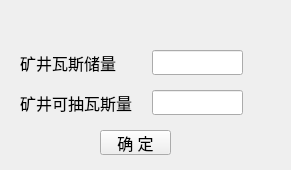
wyrover/cbm, file python/cbm/uifiles/mine_gas_reserves_predict_dlg.ui: the form before one commit.
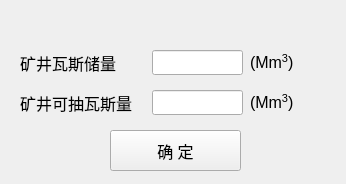
The form after the commit. Icons and pictures are not drawn.

Diff of the .ui file:
```diff
--- a/python/cbm/uifiles/mine_gas_reserves_predict_dlg.ui
+++ b/python/cbm/uifiles/mine_gas_reserves_predict_dlg.ui
@@ -6,8 +6,8 @@
    <rect>
     <x>0</x>
     <y>0</y>
-    <width>291</width>
-    <height>170</height>
+    <width>346</width>
+    <height>184</height>
    </rect>
   </property>
   <property name="windowTitle">
@@ -22,8 +22,8 @@
     <rect>
      <x>0</x>
      <y>30</y>
-     <width>291</width>
-     <height>141</height>
+     <width>341</width>
+     <height>151</height>
     </rect>
    </property>
    <widget class="QLabel" name="label_2">
@@ -80,10 +80,10 @@
    <widget class="QPushButton" name="ok">
     <property name="geometry">
      <rect>
-      <x>100</x>
+      <x>110</x>
       <y>100</y>
-      <width>71</width>
-      <height>25</height>
+      <width>131</width>
+      <height>41</height>
      </rect>
     </property>
     <property name="font">
@@ -113,7 +113,7 @@
    <widget class="QPushButton" name="gas_cacl">
     <property name="geometry">
      <rect>
-      <x>250</x>
+      <x>300</x>
       <y>20</y>
       <width>25</width>
       <height>25</height>
@@ -133,7 +133,7 @@
    <widget class="QPushButton" name="pump_wc_cacl">
     <property name="geometry">
      <rect>
-      <x>250</x>
+      <x>300</x>
       <y>60</y>
       <width>25</width>
       <height>25</height>
@@ -150,13 +150,49 @@
      <bool>true</bool>
     </property>
    </widget>
+   <widget class="QLabel" name="label_3">
+    <property name="geometry">
+     <rect>
+      <x>250</x>
+      <y>20</y>
+      <width>51</width>
+      <height>25</height>
+     </rect>
+    </property>
+    <property name="font">
+     <font>
+      <pointsize>12</pointsize>
+     </font>
+    </property>
+    <property name="text">
+     <string>&lt;html&gt;&lt;head/&gt;&lt;body&gt;&lt;p&gt;(Mm&lt;span style=&quot; vertical-align:super;&quot;&gt;3&lt;/span&gt;)&lt;/p&gt;&lt;/body&gt;&lt;/html&gt;</string>
+    </property>
+   </widget>
+   <widget class="QLabel" name="label_4">
+    <property name="geometry">
+     <rect>
+      <x>250</x>
+      <y>60</y>
+      <width>51</width>
+      <height>25</height>
+     </rect>
+    </property>
+    <property name="font">
+     <font>
+      <pointsize>12</pointsize>
+     </font>
+    </property>
+    <property name="text">
+     <string>&lt;html&gt;&lt;head/&gt;&lt;body&gt;&lt;p&gt;(Mm&lt;span style=&quot; vertical-align:super;&quot;&gt;3&lt;/span&gt;)&lt;/p&gt;&lt;/body&gt;&lt;/html&gt;</string>
+    </property>
+   </widget>
   </widget>
   <widget class="QWidget" name="widget_title" native="true">
    <property name="geometry">
     <rect>
      <x>0</x>
      <y>0</y>
-     <width>291</width>
+     <width>341</width>
      <height>31</height>
     </rect>
    </property>
@@ -220,7 +256,7 @@
    <widget class="QPushButton" name="btnMenu_Close">
     <property name="geometry">
      <rect>
-      <x>250</x>
+      <x>300</x>
       <y>0</y>
       <width>41</width>
       <height>31</height>
```
